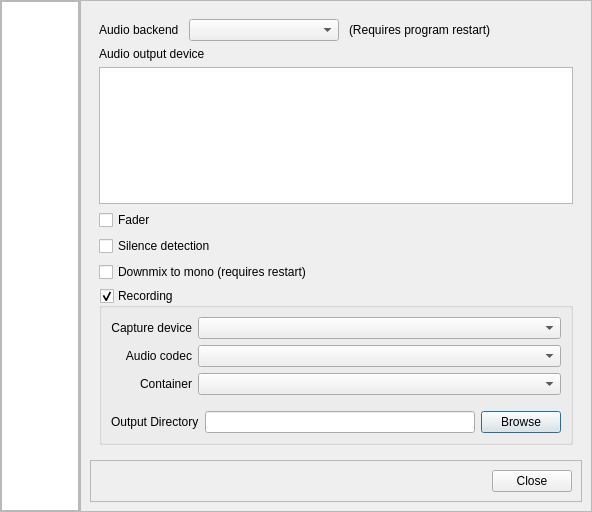
Qt form KaraokeHost/dlgsettings.ui (OpenKJ/OpenKJ) before a commit.
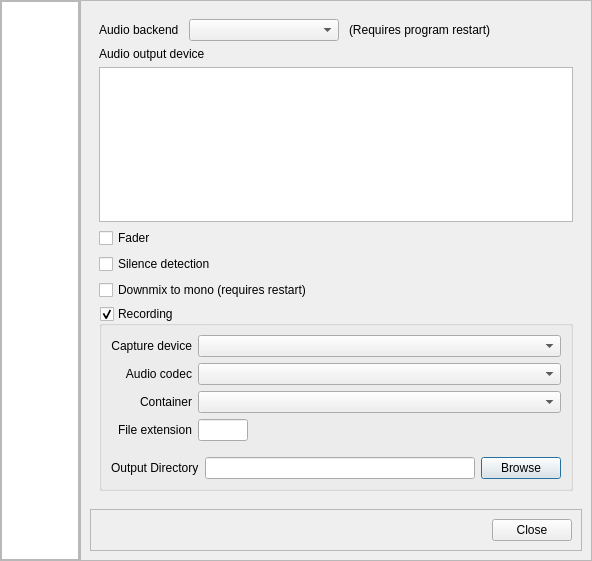
The same form after that commit.

Diff of the .ui file:
```diff
--- a/KaraokeHost/dlgsettings.ui
+++ b/KaraokeHost/dlgsettings.ui
@@ -7,7 +7,7 @@
     <x>0</x>
     <y>0</y>
     <width>592</width>
-    <height>512</height>
+    <height>561</height>
    </rect>
   </property>
   <property name="windowTitle">
@@ -218,6 +218,9 @@
               <layout class="QVBoxLayout" name="verticalLayout_5">
                <item>
                 <layout class="QFormLayout" name="formLayout_2">
+                 <property name="fieldGrowthPolicy">
+                  <enum>QFormLayout::ExpandingFieldsGrow</enum>
+                 </property>
                  <property name="labelAlignment">
                   <set>Qt::AlignRight|Qt::AlignTrailing|Qt::AlignVCenter</set>
                  </property>
@@ -235,7 +238,14 @@
                   </widget>
                  </item>
                  <item row="0" column="1">
-                  <widget class="QComboBox" name="comboBoxDevice"/>
+                  <widget class="QComboBox" name="comboBoxDevice">
+                   <property name="sizePolicy">
+                    <sizepolicy hsizetype="Expanding" vsizetype="Fixed">
+                     <horstretch>0</horstretch>
+                     <verstretch>0</verstretch>
+                    </sizepolicy>
+                   </property>
+                  </widget>
                  </item>
                  <item row="1" column="0">
                   <widget class="QLabel" name="label_14">
@@ -254,7 +264,14 @@
                   </widget>
                  </item>
                  <item row="1" column="1">
-                  <widget class="QComboBox" name="comboBoxCodec"/>
+                  <widget class="QComboBox" name="comboBoxCodec">
+                   <property name="sizePolicy">
+                    <sizepolicy hsizetype="Expanding" vsizetype="Fixed">
+                     <horstretch>0</horstretch>
+                     <verstretch>0</verstretch>
+                    </sizepolicy>
+                   </property>
+                  </widget>
                  </item>
                  <item row="2" column="0">
                   <widget class="QLabel" name="label_16">
@@ -264,7 +281,37 @@
                   </widget>
                  </item>
                  <item row="2" column="1">
-                  <widget class="QComboBox" name="comboBoxContainer"/>
+                  <widget class="QComboBox" name="comboBoxContainer">
+                   <property name="sizePolicy">
+                    <sizepolicy hsizetype="Expanding" vsizetype="Fixed">
+                     <horstretch>0</horstretch>
+                     <verstretch>0</verstretch>
+                    </sizepolicy>
+                   </property>
+                  </widget>
+                 </item>
+                 <item row="3" column="0">
+                  <widget class="QLabel" name="labelExtension">
+                   <property name="text">
+                    <string>File extension</string>
+                   </property>
+                  </widget>
+                 </item>
+                 <item row="3" column="1">
+                  <widget class="QLineEdit" name="lineEditExtension">
+                   <property name="sizePolicy">
+                    <sizepolicy hsizetype="Fixed" vsizetype="Fixed">
+                     <horstretch>0</horstretch>
+                     <verstretch>0</verstretch>
+                    </sizepolicy>
+                   </property>
+                   <property name="maximumSize">
+                    <size>
+                     <width>50</width>
+                     <height>16777215</height>
+                    </size>
+                   </property>
+                  </widget>
                  </item>
                 </layout>
                </item>
```
